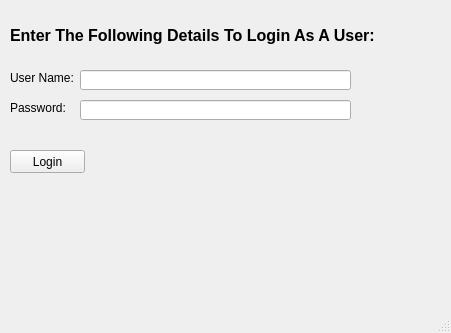
Above: UserLogin.ui from msaadg/NGOConnect before the change. Below: the same form after it.
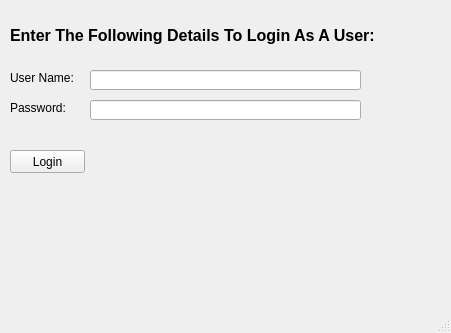
That is the form after the change.

Commit message: added ngo name in view project form

What changed in the file:
```diff
--- a/UserLogin.ui
+++ b/UserLogin.ui
@@ -63,7 +63,7 @@
    <widget class="QLineEdit" name="lineEdit">
     <property name="geometry">
      <rect>
-      <x>80</x>
+      <x>90</x>
       <y>70</y>
       <width>271</width>
       <height>20</height>
@@ -73,7 +73,7 @@
    <widget class="QLineEdit" name="lineEdit_2">
     <property name="geometry">
      <rect>
-      <x>80</x>
+      <x>90</x>
       <y>100</y>
       <width>271</width>
       <height>20</height>
```
Left out of the diff: 2 changed lines with no effect on the pictures. The commit also changes 7 other files.
